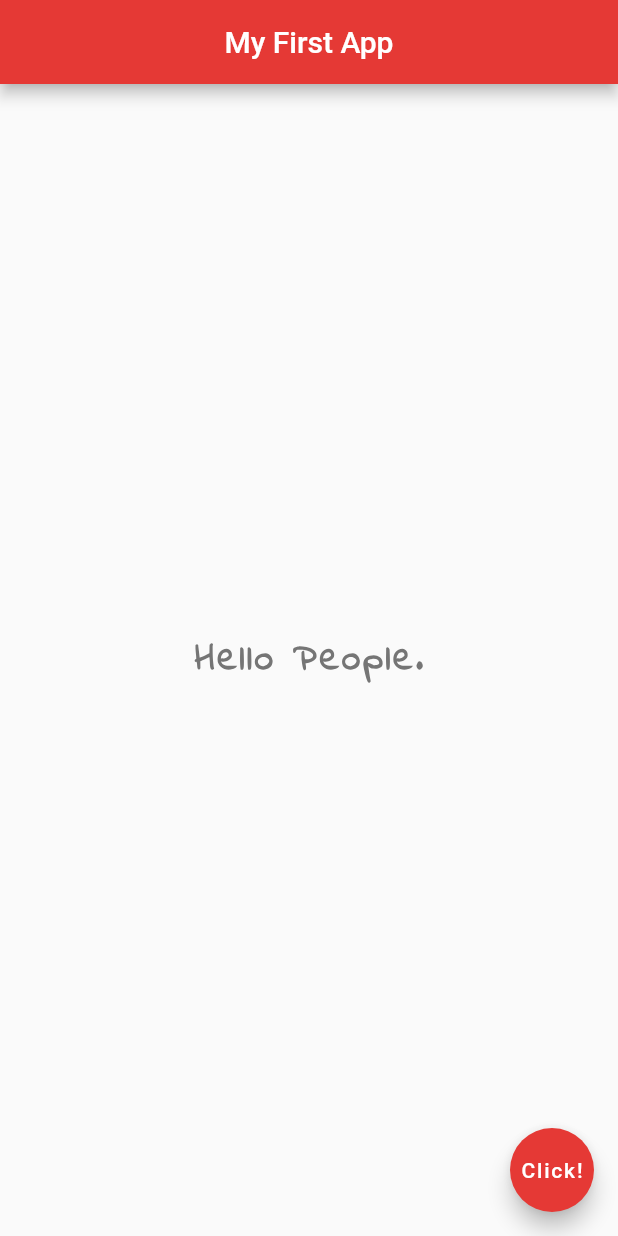
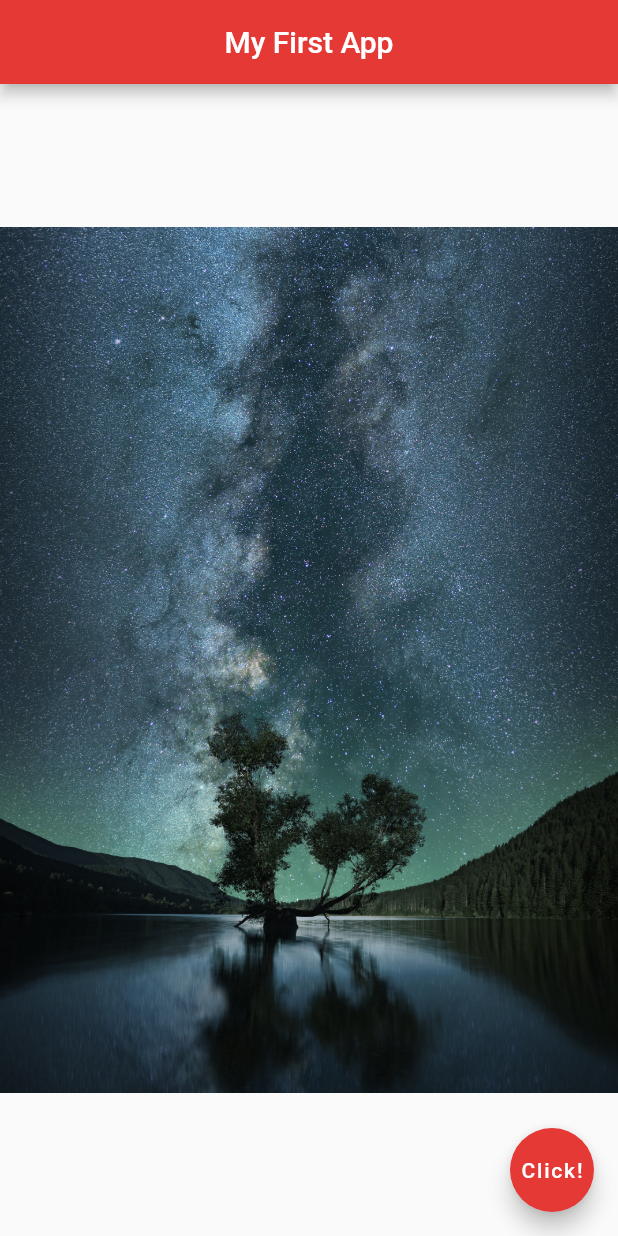
Before and after one commit to mishkatmustafid/flutter-project, a Flutter app: the screen it shows after launch, on a phone screen of 412 x 824 dp. Run offline on Flutter 3.47's test engine with Material 2 defaults, Android fonts, the phone set to English and light mode, and no system bars.

Commit message:
Trying out network images and asset images. pubspec.yaml has been updated to include images from assets folder

```diff
--- a/flutter_app/lib/main.dart
+++ b/flutter_app/lib/main.dart
@@ -14,16 +14,7 @@ class Home extends StatelessWidget {
         backgroundColor: Colors.red[600],
       ),
       body: Center(
-        child: Text(
-          'Hello People.',
-          style: TextStyle(
-            fontSize: 25.0,
-            fontWeight: FontWeight.bold,
-            letterSpacing: 2.0,
-            color: Colors.grey[600],
-            fontFamily: 'IndieFlower',
-          ),
-        ),
+        child: Image.asset('assets/space03.jpg')
       ),
       floatingActionButton:FloatingActionButton(
         onPressed: (){},
--- a/flutter_app/pubspec.yaml
+++ b/flutter_app/pubspec.yaml
@@ -41,9 +41,8 @@ flutter:
   uses-material-design: true
 
   # To add assets to your application, add an assets section, like this:
-  # assets:
-  #  - images/a_dot_burr.jpeg
-  #  - images/a_dot_ham.jpeg
+  assets:
+  - assets/
 
   # An image asset can refer to one or more resolution-specific "variants", see
   # https://flutter.dev/assets-and-images/#resolution-aware.
```
Also changed, not shown: flutter_app/assets/space01.jpg (added), flutter_app/assets/space03.jpg (added), 1 other file.
